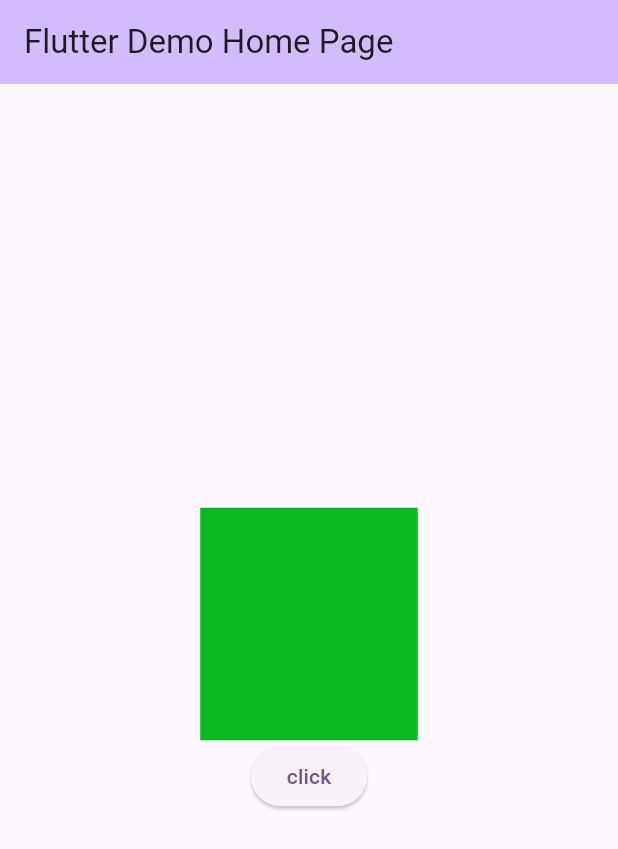
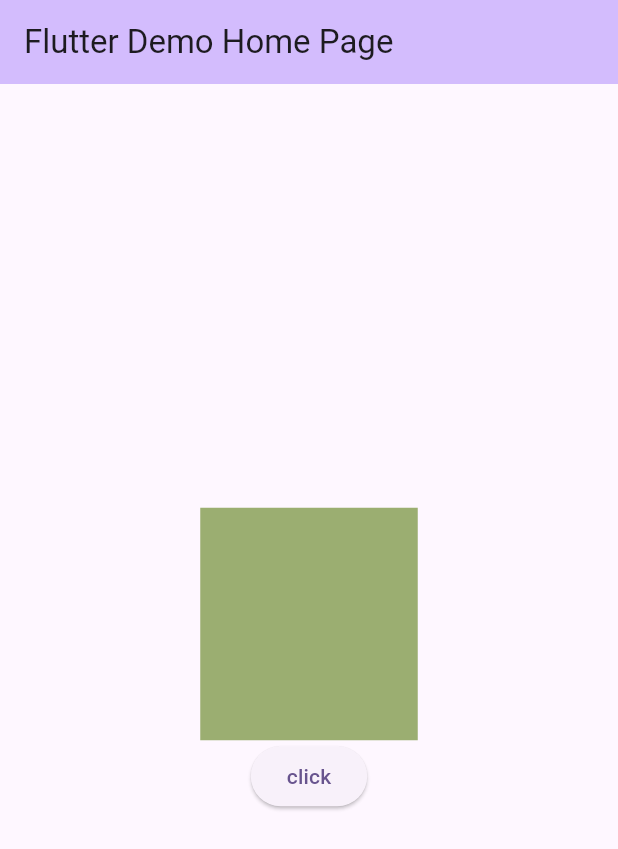
Before and after one commit to Foysalrabby/flutteranimation, a Flutter app: the screen it shows after launch, after a tap on "click", on a phone screen of 412 x 824 dp. Shown: the top 849 px of the screen. Run offline on Flutter 3.47's test engine with Material 3 defaults, Android fonts, the phone set to English and light mode, and no system bars.

Commit message:
change colour in animation

```diff
--- a/animation/lib/main.dart
+++ b/animation/lib/main.dart
@@ -34,6 +34,7 @@ class _MyHomePageState extends State<MyHomePage> {
   var fwidth = 200.0;
   var fheight = 100.0;
   bool flag = true;
+  var bgcolor = Colors.blue;
 
   @override
   Widget build(BuildContext context) {
@@ -49,7 +50,7 @@ class _MyHomePageState extends State<MyHomePage> {
               AnimatedContainer(
                   width: fwidth,
                   height: fheight,
-                  color: Color.fromARGB(255, 7, 187, 31),
+                  color: bgcolor,
                   duration: Duration(seconds: 2)),
               ElevatedButton(
                   onPressed: () {
@@ -57,10 +58,12 @@ class _MyHomePageState extends State<MyHomePage> {
                       if (flag) {
                         fwidth = 100.0;
                         fheight = 200.0;
+                        bgcolor = Colors.amber;
                         flag = false;
                       } else {
                         fwidth = 200.0;
                         fheight = 100.0;
+                        bgcolor = Colors.brown;
                         flag = true;
                       }
                     });
```
